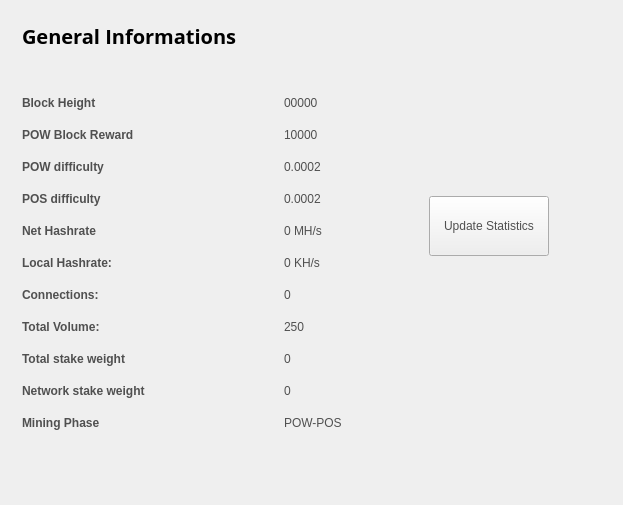
The window that src/qt/forms/statisticspage.ui (stolenjs/gctest) describes before a commit, drawn with Qt 5.
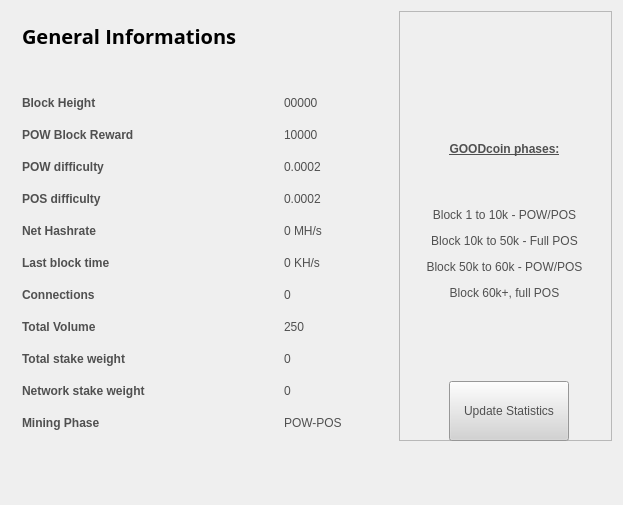
The same window after the commit.

```diff
--- a/src/qt/forms/statisticspage.ui
+++ b/src/qt/forms/statisticspage.ui
@@ -26,16 +26,27 @@
    </property>
    <item row="0" column="1">
     <widget class="QFrame" name="frame">
+     <property name="minimumSize">
+      <size>
+       <width>213</width>
+       <height>0</height>
+      </size>
+     </property>
      <property name="frameShape">
       <enum>QFrame::StyledPanel</enum>
      </property>
      <property name="frameShadow">
       <enum>QFrame::Raised</enum>
      </property>
-    </widget>
-   </item>
-   <item row="0" column="3">
     <widget class="QPushButton" name="startButton">
+      <property name="geometry">
+       <rect>
+        <x>50</x>
+        <y>370</y>
+        <width>120</width>
+        <height>60</height>
+       </rect>
+      </property>
      <property name="sizePolicy">
       <sizepolicy hsizetype="Fixed" vsizetype="Fixed">
        <horstretch>0</horstretch>
@@ -48,23 +59,27 @@
        <height>60</height>
       </size>
      </property>
+      <property name="styleSheet">
+       <string notr="true">background:lightgrey;</string>
+      </property>
      <property name="text">
       <string>Update Statistics</string>
      </property>
     </widget>
-   </item>
-   <item row="0" column="2">
-    <spacer name="horizontalSpacer">
-     <property name="orientation">
-      <enum>Qt::Horizontal</enum>
-     </property>
-     <property name="sizeHint" stdset="0">
-      <size>
-       <width>10</width>
-       <height>20</height>
-      </size>
-     </property>
-    </spacer>
+     <widget class="QLabel" name="label">
+      <property name="geometry">
+       <rect>
+        <x>10</x>
+        <y>70</y>
+        <width>191</width>
+        <height>281</height>
+       </rect>
+      </property>
+      <property name="text">
+       <string>&lt;html&gt;&lt;head/&gt;&lt;body&gt;&lt;p align=&quot;center&quot;&gt;&lt;span style=&quot; font-weight:600; text-decoration: underline;&quot;&gt;GOODcoin phases:&lt;/span&gt;&lt;/p&gt;&lt;p align=&quot;center&quot;&gt;&lt;br/&gt;&lt;/p&gt;&lt;p align=&quot;center&quot;&gt;Block 1 to 10k - POW/POS&lt;/p&gt;&lt;p align=&quot;center&quot;&gt;Block 10k to 50k - Full POS&lt;/p&gt;&lt;p align=&quot;center&quot;&gt;Block 50k to 60k - POW/POS&lt;/p&gt;&lt;p align=&quot;center&quot;&gt;Block 60k+, full POS&lt;/p&gt;&lt;/body&gt;&lt;/html&gt;</string>
+      </property>
+     </widget>
+    </widget>
    </item>
    <item row="0" column="0">
     <widget class="QFrame" name="gridFrame_2">
@@ -162,7 +177,7 @@
            </sizepolicy>
           </property>
           <property name="text">
-           <string>&lt;html&gt;&lt;head/&gt;&lt;body&gt;&lt;p&gt;&lt;span style=&quot; font-weight:600;&quot;&gt;Local Hashrate:&lt;/span&gt;&lt;/p&gt;&lt;/body&gt;&lt;/html&gt;</string>
+           <string>&lt;html&gt;&lt;head/&gt;&lt;body&gt;&lt;p&gt;&lt;span style=&quot; font-weight:600;&quot;&gt;Last block time&lt;/span&gt;&lt;/p&gt;&lt;/body&gt;&lt;/html&gt;</string>
           </property>
          </widget>
         </item>
@@ -176,7 +191,7 @@
         <item row="7" column="0">
          <widget class="QLabel" name="label1_2">
           <property name="text">
-           <string>&lt;html&gt;&lt;head/&gt;&lt;body&gt;&lt;p&gt;&lt;span style=&quot; font-weight:600;&quot;&gt;Connections:&lt;/span&gt;&lt;/p&gt;&lt;/body&gt;&lt;/html&gt;</string>
+           <string>&lt;html&gt;&lt;head/&gt;&lt;body&gt;&lt;p&gt;&lt;span style=&quot; font-weight:600;&quot;&gt;Connections&lt;/span&gt;&lt;/p&gt;&lt;/body&gt;&lt;/html&gt;</string>
           </property>
          </widget>
         </item>
@@ -190,7 +205,7 @@
         <item row="8" column="0">
          <widget class="QLabel" name="label_8">
           <property name="text">
-           <string>&lt;html&gt;&lt;head/&gt;&lt;body&gt;&lt;p&gt;&lt;span style=&quot; font-weight:600;&quot;&gt;Total Volume:&lt;/span&gt;&lt;/p&gt;&lt;/body&gt;&lt;/html&gt;</string>
+           <string>&lt;html&gt;&lt;head/&gt;&lt;body&gt;&lt;p&gt;&lt;span style=&quot; font-weight:600;&quot;&gt;Total Volume&lt;/span&gt;&lt;/p&gt;&lt;/body&gt;&lt;/html&gt;</string>
           </property>
          </widget>
         </item>
@@ -293,19 +308,6 @@
      </layout>
     </widget>
    </item>
-   <item row="0" column="4">
-    <spacer name="horizontalSpacer_3">
-     <property name="orientation">
-      <enum>Qt::Horizontal</enum>
-     </property>
-     <property name="sizeHint" stdset="0">
-      <size>
-       <width>10</width>
-       <height>20</height>
-      </size>
-     </property>
-    </spacer>
-   </item>
    <item row="1" column="0">
     <spacer name="verticalSpacer">
      <property name="orientation">
```
Left out of the diff: 14 changed lines with no effect on the pictures. Lines whose indentation alone changed are shown as unchanged.
